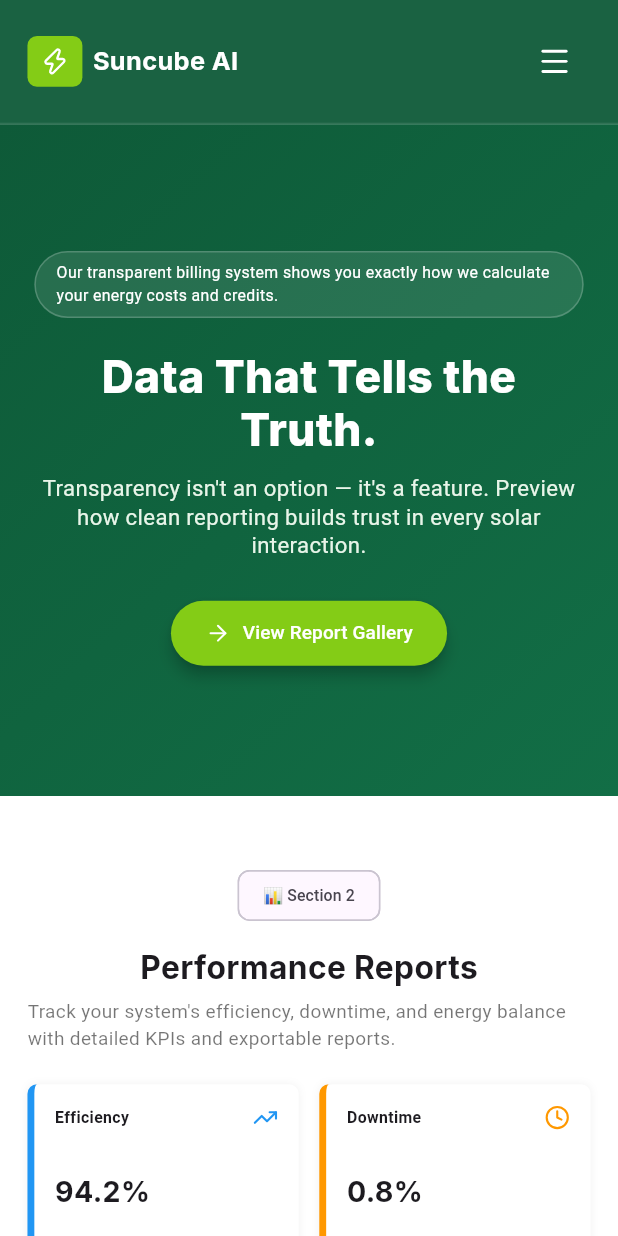
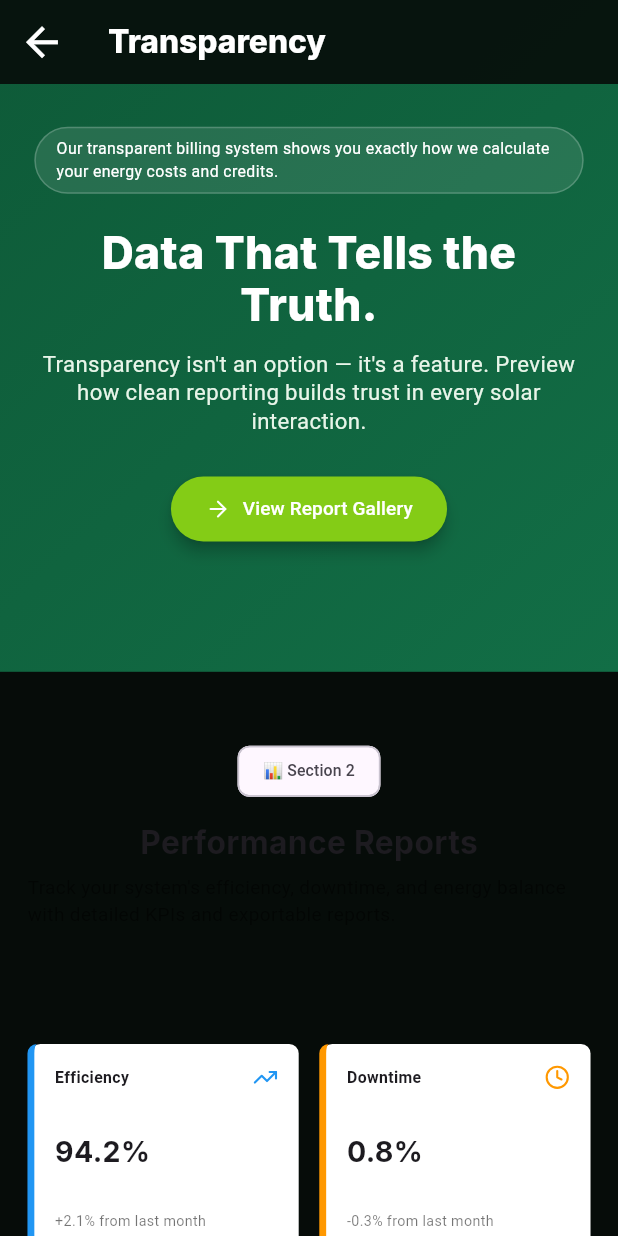
Before and after one commit to saurabhwagh124/suncube_ai, a Flutter app: the TransparencyPage screen opened directly, on a phone screen of 412 x 824 dp. Run offline on Flutter 3.47's test engine with Material 3 defaults, Android fonts, the phone set to English and light mode, and no system bars; our stand-ins replace animated_text_kit, flutter_screenutil, flutter_svg, get_storage, google_fonts, lucide_icons_flutter; accounts and stored records are empty.

Commit message:
changes in views check theme and make changes as per needs

```diff
--- a/lib/view/transparency_page.dart
+++ b/lib/view/transparency_page.dart
@@ -20,11 +20,30 @@ class TransparencyPage extends StatelessWidget {
     ScreenUtil.init(context,
         designSize: const Size(360, 780), minTextAdapt: true, splitScreenMode: true);
     return Scaffold(
-      backgroundColor: Colors.white,
+      extendBodyBehindAppBar: true,
+      backgroundColor: const Color(0xFF060C09),
+      appBar: AppBar(
+        leading: IconButton(
+          onPressed: () {
+            Navigator.pop(context);
+          },
+          icon: Icon(Icons.arrow_back, color: Colors.white, size: 30.sp),
+        ),
+        backgroundColor: const Color(0xFF060C09).withOpacity(0.9),
+        elevation: 0,
+        title: Text(
+          'Transparency',
+          style: GoogleFonts.inter(
+            fontWeight: FontWeight.w800,
+            fontSize: 20.sp,
+            color: Colors.white,
+          ),
+        ),
+      ),
       body: SingleChildScrollView(
         child: Column(
           children: [
-            _navbar(),
+            // _navbar(),
             _hero(),
             _performanceReports(),
             _complianceLog(),
@@ -33,28 +52,6 @@ class TransparencyPage extends StatelessWidget {
             _footer(),
           ],
         ),
-      ),
-    );
-  }
-
-  /* ============================================================
-     1. NAVBAR  –  mobile hamburger  –  desktop tabs
-     ============================================================ */
-  Widget _navbar() {
-    final bool isMobile = 1.sw < 600;
-    return Container(
-      width: double.infinity,
-      decoration: BoxDecoration(
-        color: primaryBg.withOpacity(.95),
-        border: Border(bottom: BorderSide(color: Colors.white.withOpacity(.1))),
-      ),
-      padding: EdgeInsets.symmetric(horizontal: 16.w, vertical: 16.h),
-      child: Row(
-        children: [
-          _logo(),
-          const Spacer(),
-          if (isMobile) _hamburger() else ..._desktopMenu(),
-        ],
       ),
     );
   }
--- a/lib/widgets/app_sidebar.dart
+++ b/lib/widgets/app_sidebar.dart
@@ -59,8 +59,8 @@ class AppSidebar extends StatelessWidget {
               ),
             ),
             child: SafeArea(
-              child: Column(
-                crossAxisAlignment: CrossAxisAlignment.start,
+              child: ListView(
+                // crossAxisAlignment: CrossAxisAlignment.start,
                 children: [
                   /*  ----  header  ----  */
                   _drawerHeader(index, userData),
```
Also changed, not shown: lib/view/ai_payment_engine_page.dart (+24 -4 lines), lib/view/blockchain_security_page.dart (+24 -3 lines), lib/view/sustainability_page.dart (+21 -11 lines).
